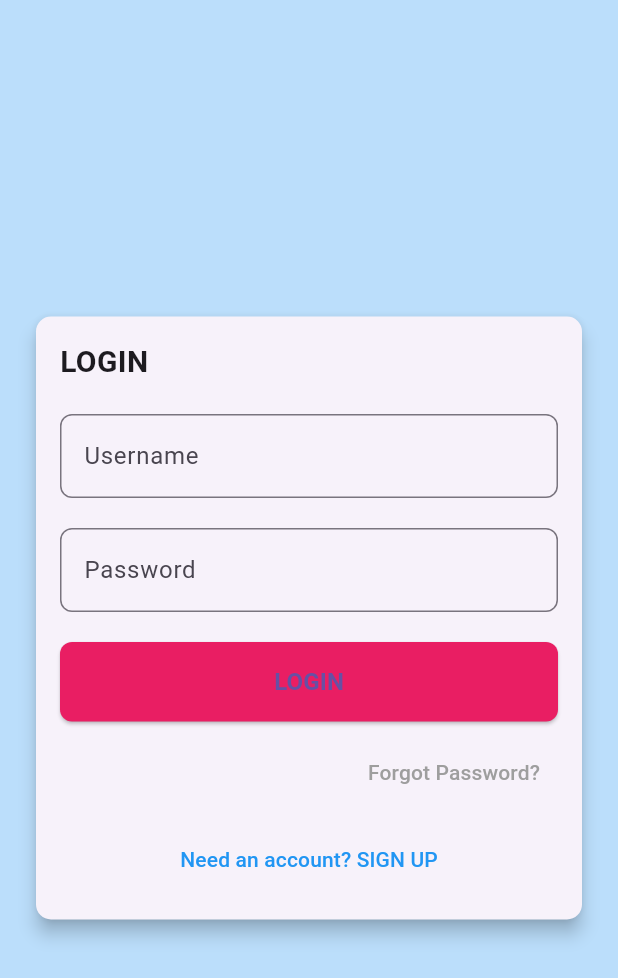
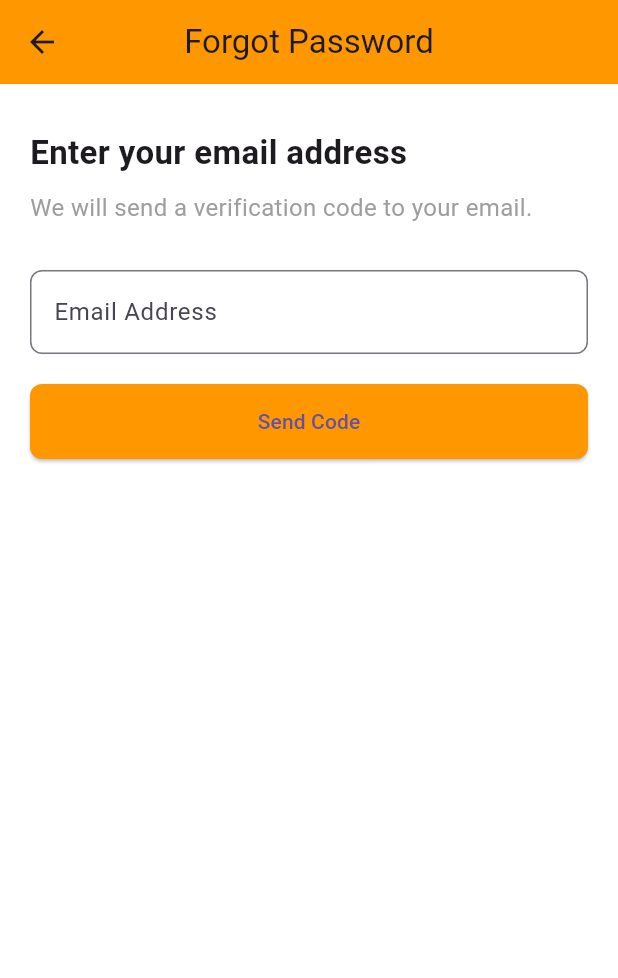
Before and after one commit to tulsaneupane/Login-screen-in-flutter, a Flutter app: the screen it shows after launch, after a tap on "Forgot Password?", on a phone screen of 412 x 824 dp. Shown: the top 978 px of the screen. Run offline on Flutter 3.47's test engine with Material 3 defaults, Android fonts, the phone set to English and light mode, and no system bars.

Commit message:
updated ui desgin

```diff
--- /dev/null
+++ b/lib/forgetpw.dart
@@ -0,0 +1,225 @@
+import 'package:flutter/material.dart';
+
+
+class ForgotPasswordPage extends StatefulWidget {
+  const ForgotPasswordPage({super.key});
+
+  @override
+  // ignore: library_private_types_in_public_api
+  _ForgotPasswordPageState createState() => _ForgotPasswordPageState();
+}
+
+class _ForgotPasswordPageState extends State<ForgotPasswordPage> {
+  int currentPage = 0;
+
+  final TextEditingController emailController = TextEditingController();
+  final TextEditingController verificationCodeController =
+      TextEditingController();
+  final TextEditingController newPasswordController = TextEditingController();
+  final TextEditingController confirmPasswordController =
+      TextEditingController();
+
+  void nextPage() {
+    setState(() {
+      currentPage++;
+    });
+  }
+
+  void previousPage() {
+    setState(() {
+      currentPage--;
+    });
+  }
+
+  @override
+  Widget build(BuildContext context) {
+    return Scaffold(
+      backgroundColor: Colors.white,
+      appBar: AppBar(
+        title: Text('Forgot Password'),
+        backgroundColor: Colors.orange,
+        centerTitle: true,
+      ),
+      body: Padding(
+        padding: const EdgeInsets.symmetric(horizontal: 20),
+        child: Column(
+          children: [
+            Expanded(
+              child: IndexedStack(
+                index: currentPage,
+                children: [
+                  // Page 1: Enter Email
+                  Column(
+                    crossAxisAlignment: CrossAxisAlignment.start,
+                    children: [
+                      const SizedBox(height: 30),
+                      Text(
+                        'Enter your email address',
+                        style: TextStyle(
+                            fontSize: 22, fontWeight: FontWeight.bold),
+                      ),
+                      const SizedBox(height: 10),
+                      Text(
+                        'We will send a verification code to your email.',
+                        style: TextStyle(fontSize: 16, color: Colors.grey),
+                      ),
+                      const SizedBox(height: 30),
+                      TextField(
+                        controller: emailController,
+                        decoration: InputDecoration(
+                          labelText: 'Email Address',
+                          border: OutlineInputBorder(
+                            borderRadius: BorderRadius.circular(8),
+                          ),
+                        ),
+                      ),
+                      const SizedBox(height: 20),
+                      ElevatedButton(
+                        onPressed: nextPage,
+                        style: ElevatedButton.styleFrom(
+                          backgroundColor: Colors.orange,
+                          minimumSize: Size(double.infinity, 50),
+                          shape: RoundedRectangleBorder(
+                            borderRadius: BorderRadius.circular(8),
+                          ),
+                        ),
+                        child: Text('Send Code'),
+                      ),
+                    ],
+                  ),
+
+                  // Page 2: Enter Verification Code
+                  Column(
+                    crossAxisAlignment: CrossAxisAlignment.start,
+                    children: [
+                      const SizedBox(height: 30),
+                      Text(
+                        'Enter Verification Code',
+                        style: TextStyle(
+                            fontSize: 22, fontWeight: FontWeight.bold),
+                      ),
+                      const SizedBox(height: 10),
+                      Text(
+                        'Enter the 6-digit code sent to your email.',
+                        style: TextStyle(fontSize: 16, color: Colors.grey),
+                      ),
+                      const SizedBox(height: 30),
+                      TextField(
+                        controller: verificationCodeController,
+                        decoration: InputDecoration(
+                          labelText: 'Verification Code',
+                          border: OutlineInputBorder(
+                            borderRadius: BorderRadius.circular(8),
+                          ),
+                        ),
+                      ),
+                      const SizedBox(height: 20),
+                      Row(
+                        mainAxisAlignment: MainAxisAlignment.spaceBetween,
+                        children: [
+                          TextButton(
+                            onPressed: previousPage,
+                            child: Text('Back'),
+                          ),
+                          ElevatedButton(
+                            onPressed: nextPage,
+                            style: ElevatedButton.styleFrom(
+                              backgroundColor: Colors.orange,
+                              minimumSize: Size(150, 50),
+                              shape: RoundedRectangleBorder(
+                                borderRadius: BorderRadius.circular(8),
+                              ),
+                            ),
+                            child: Text('Verify'),
+                          ),
+                        ],
+                      ),
+                    ],
+                  ),
+
+                  // Page 3: Reset Password
+                  Column(
+                    crossAxisAlignment: CrossAxisAlignment.start,
+                    children: [
+                      const SizedBox(height: 30),
+                      Text(
+                        'Create a New Password',
+                        style: TextStyle(
+                            fontSize: 22, fontWeight: FontWeight.bold),
+                      ),
+                      const SizedBox(height: 10),
+                      Text(
+                        'Enter and confirm your new password below.',
+                        style: TextStyle(fontSize: 16, color: Colors.grey),
+                      ),
+                      const SizedBox(height: 30),
+                      TextField(
+                        controller: newPasswordController,
+                        obscureText: true,
+                        decoration: InputDecoration(
+                          labelText: 'New Password',
+                          border: OutlineInputBorder(
+                            borderRadius: BorderRadius.circular(8),
+                          ),
+                        ),
+                      ),
+                      const SizedBox(height: 20),
+                      TextField(
+                        controller: confirmPasswordController,
+                        obscureText: true,
+                        decoration: InputDecoration(
+                          labelText: 'Confirm Password',
+                          border: OutlineInputBorder(
+                            borderRadius: BorderRadius.circular(8),
+                          ),
+                        ),
+                      ),
+                      const SizedBox(height: 20),
+                      Row(
+                        mainAxisAlignment: MainAxisAlignment.spaceBetween,
+                        children: [
+                          TextButton(
+                            onPressed: previousPage,
+                            child: Text('Back'),
+                          ),
+                          ElevatedButton(
+                            onPressed: () {
+                              // Add reset password logic here
+                              showDialog(
+                                context: context,
+                                builder: (context) => AlertDialog(
+                                  title: Text('Password Reset Successful'),
+                                  content:
+                                      Text('Your password has been updated.'),
+                                  actions: [
+                                    TextButton(
+                                      onPressed: () =>
+                                          Navigator.of(context).pop(),
+                                      child: Text('OK'),
+                                    ),
+                                  ],
+                                ),
+                              );
+                            },
+                            style: ElevatedButton.styleFrom(
+                              backgroundColor: Colors.orange,
+                              minimumSize: Size(150, 50),
+                              shape: RoundedRectangleBorder(
+                                borderRadius: BorderRadius.circular(8),
+                              ),
+                            ),
+                            child: Text('Reset Password'),
+                          ),
+                        ],
+                      ),
+                    ],
+                  ),
+                ],
+              ),
+            ),
+          ],
+        ),
+      ),
+    );
+  }
+}
--- a/lib/home/home_page.dart
+++ b/lib/home/generalpage.dart
@@ -1,13 +1,13 @@
 import 'package:flutter/material.dart';
 
-class HomePage extends StatelessWidget {
-  const HomePage({super.key});
+class GeneralPage extends StatelessWidget {
+  const GeneralPage({super.key});
 
   @override
   Widget build(BuildContext context) {
     return Scaffold(
       appBar: AppBar(
-        title: Text('Home Page'),
+        title: Text('General Knowledge'),
         backgroundColor: Colors.pink,
       ),
       body: SingleChildScrollView(
--- a/lib/home/login_screen.dart
+++ b/lib/home/login_screen.dart
@@ -1,4 +1,6 @@
 import 'package:flutter/material.dart';
+import 'package:logingpage/home/signup.dart';
+import '../forgetpw.dart';
 import 'cat.dart';
 
 class LoginPage extends StatelessWidget {
@@ -54,8 +56,7 @@ class LoginPage extends StatelessWidget {
                     ),
                   ),
                   SizedBox(height: 20),
-
-                  ElevatedButton(
+                 ElevatedButton(
                     style: ElevatedButton.styleFrom(
                       backgroundColor: Colors.pink,
                       shape: RoundedRectangleBorder(
@@ -83,18 +84,28 @@ class LoginPage extends StatelessWidget {
                   Align(
                     alignment: Alignment.centerRight,
                     child: TextButton(
-                      onPressed: () {},
+                      onPressed: () {
+                        Navigator.push(
+                          context,
+                          MaterialPageRoute(
+                              builder: (context) => ForgotPasswordPage()),
+                        );
+                      },
                       child: Text(
                         'Forgot Password?',
                         style: TextStyle(color: Colors.grey),
                       ),
                     ),
                   ),
-                  SizedBox(height: 10),
                   Align(
                     alignment: Alignment.center,
                     child: TextButton(
-                      onPressed: () {},
+                      onPressed: () {
+                        Navigator.push(
+                          context,
+                          MaterialPageRoute(builder: (context) => SignUpPage()),
+                        );
+                      },
                       child: Text(
                         'Need an account? SIGN UP',
                         style: TextStyle(color: Colors.blue),
```
Also changed, not shown: lib/home/cat.dart (+30 -10 lines), lib/home/culture.dart (added, +54 -0 lines), lib/home/miscellinious.dart (added, +54 -0 lines), lib/home/signup.dart (added, +123 -0 lines), lib/home/sports.dart (added, +55 -0 lines), lib/main.dart (line endings or trailing spaces).
